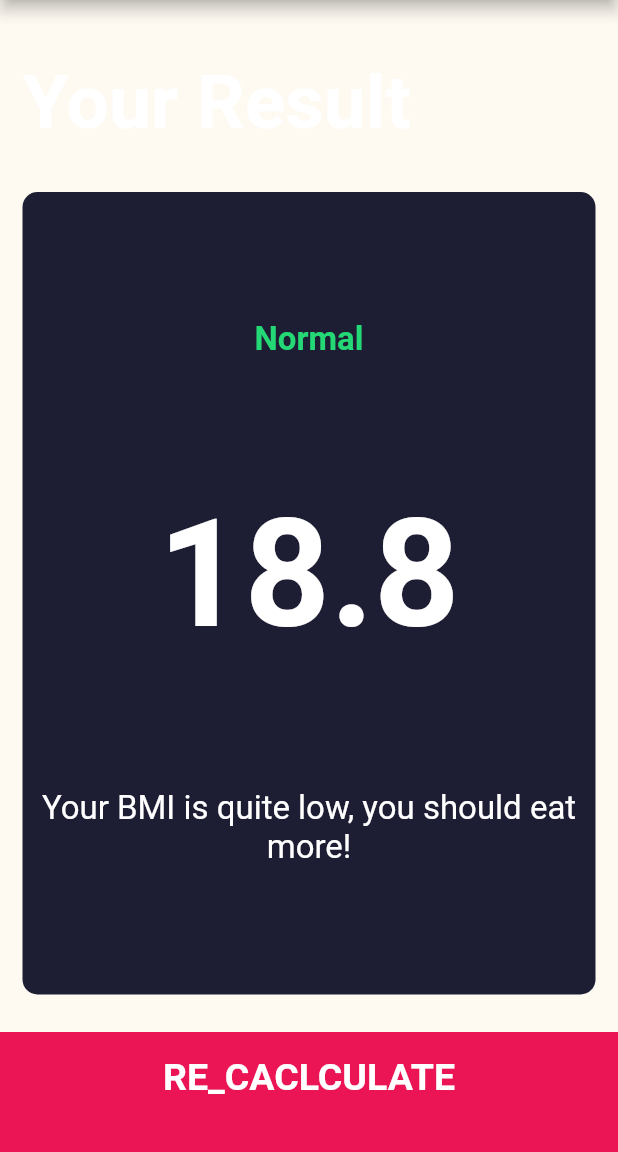
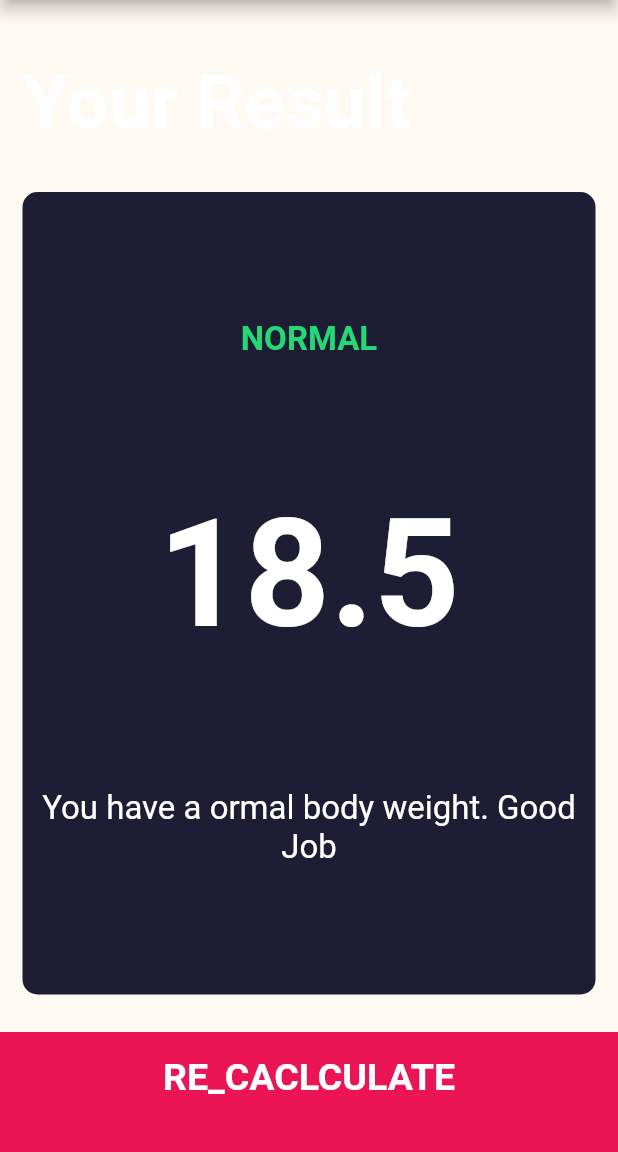
Before and after one commit to thefunnyboss007/bmi_calculator_pracctice, a Flutter app: the screen it shows after launch, after a tap on "CALCULATE", on a phone screen of 412 x 824 dp, the part 84-1236 px from its top. Run offline on Flutter 3.47's test engine with Material 2 defaults, Android fonts, the phone set to English and light mode, and no system bars; our stand-ins replace font_awesome_flutter.

```diff
--- a/lib/calculator_brain.dart
+++ b/lib/calculator_brain.dart
@@ -0,0 +1,36 @@
+import 'package:flutter/cupertino.dart';
+import 'dart:math';
+
+class CalculatorBrain {
+  final int height;
+  final int weight;
+
+  double _bmi;
+
+  CalculatorBrain({this.height, this.weight});
+
+  String calculateBMI() {
+    _bmi = weight / pow(height / 100, 2);
+    return _bmi.toStringAsFixed(1);
+  }
+
+  String getResult() {
+    if (_bmi >= 25) {
+      return 'Overweight';
+    } else if (_bmi >= 18.5) {
+      return 'Normal';
+    } else {
+      return 'Underweight';
+    }
+  }
+
+  String getRInterpetation() {
+    if (_bmi >= 25) {
+      return 'You have a highere than normal body weight. Try to exercise more';
+    } else if (_bmi >= 18.5) {
+      return 'You have a ormal body weight. Good Job';
+    } else {
+      return 'You have a lower than normal body weight. You can eat a bit more';
+    }
+  }
+}
--- a/lib/input_page.dart
+++ b/lib/input_page.dart
@@ -7,6 +7,7 @@ import 'connstants.dart';
 import 'results_page.dart';
 import 'bottom_button.dart';
 import 'round_icon_button.dart';
+import 'calculator_brain.dart';
 
 enum Gender {
   male,
@@ -239,10 +240,17 @@ class _InputPageState extends State<InputPage> {
           BottomButton(
             buttonTitle: 'CALCULATE',
             onTap: () {
+              CalculatorBrain calc =
+                  CalculatorBrain(height: height, weight: weight);
+
               Navigator.push(
                 context,
                 MaterialPageRoute(
-                  builder: (context) => ResultsPage(),
+                  builder: (context) => ResultsPage(
+                    bmiResult: calc.calculateBMI(),
+                    resultText: calc.getResult(),
+                    interpetation: calc.getRInterpetation(),
+                  ),
                 ),
               );
             },
--- a/lib/results_page.dart
+++ b/lib/results_page.dart
@@ -4,6 +4,15 @@ import 'package:flutter/material.dart';
 import 'bottom_button.dart';
 
 class ResultsPage extends StatelessWidget {
+  final String bmiResult;
+  final String resultText;
+  final String interpetation;
+
+  ResultsPage(
+      {@required this.bmiResult,
+      @required this.resultText,
+      @required this.interpetation});
+
   @override
   Widget build(BuildContext context) {
     return Scaffold(
@@ -33,15 +42,15 @@ class ResultsPage extends StatelessWidget {
                 crossAxisAlignment: CrossAxisAlignment.center,
                 children: <Widget>[
                   Text(
-                    'Normal',
+                    resultText.toUpperCase(),
                     style: kresultTextStyle,
                   ),
                   Text(
-                    '18.8',
+                    bmiResult,
                     style: kBMITextStyle,
                   ),
                   Text(
-                    'Your BMI is quite low, you should eat more!',
+                    interpetation,
                     textAlign: TextAlign.center,
                     style: kBodyTextStyle,
                   ),
```
